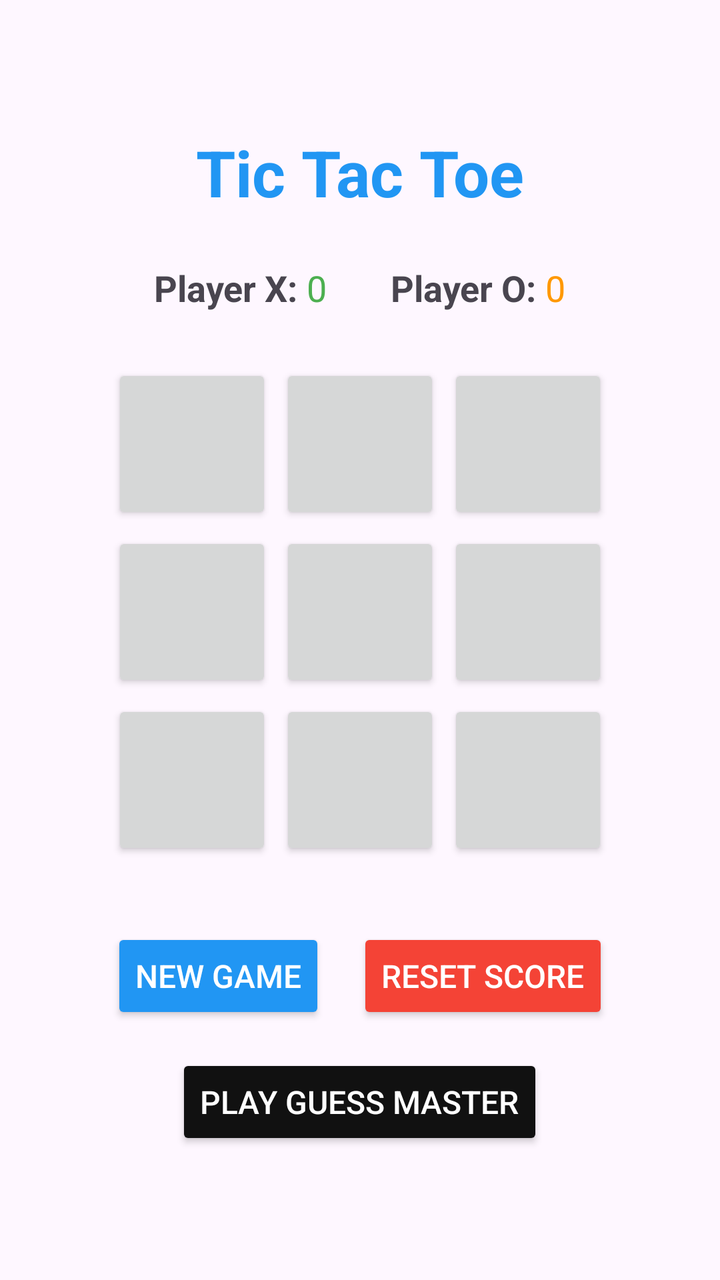
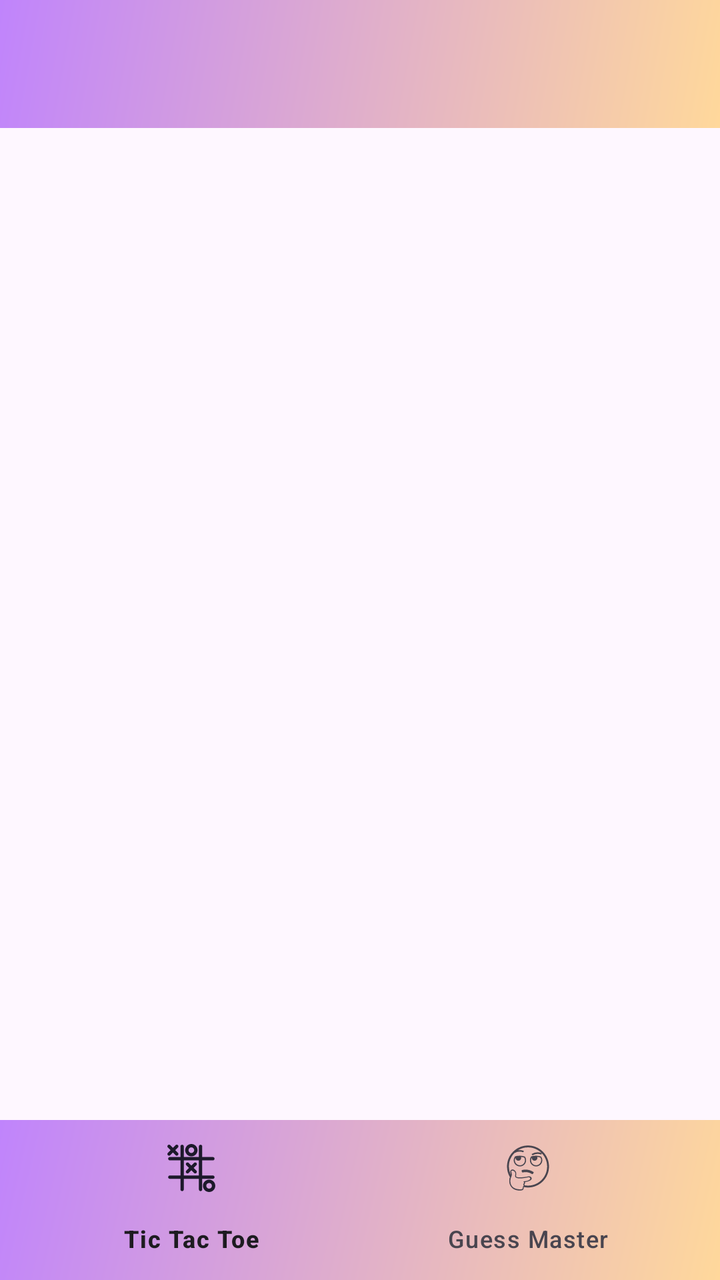

Screens rendered from an Android XML layout before and after an edit, with the pre-edit source and the edit as a unified diff.
<!-- AndroidManifest.xml: application theme Theme.TicTacToe -->
<!-- res/layout/activity_main.xml -->
<?xml version="1.0" encoding="utf-8"?>
<LinearLayout xmlns:android="http://schemas.android.com/apk/res/android"
    xmlns:app="http://schemas.android.com/apk/res-auto"
    xmlns:tools="http://schemas.android.com/tools"
    android:id="@+id/main"
    android:layout_width="match_parent"
    android:layout_height="match_parent"
    android:orientation="vertical"
    android:gravity="center"
    android:padding="16dp"
    tools:context=".MainActivity">

    <TextView
        android:id="@+id/tvGameTitle"
        android:layout_width="wrap_content"
        android:layout_height="wrap_content"
        android:text="Tic Tac Toe"
        android:textSize="32sp"
        android:textStyle="bold"
        android:textColor="#2196F3"
        android:layout_marginBottom="24dp" />

    <LinearLayout
        android:layout_width="wrap_content"
        android:layout_height="wrap_content"
        android:orientation="horizontal"
        android:layout_marginBottom="24dp">

        <TextView
            android:layout_width="wrap_content"
            android:layout_height="wrap_content"
            android:text="Player X: "
            android:textSize="18sp"
            android:textStyle="bold" />

        <TextView
            android:id="@+id/tvXScore"
            android:layout_width="wrap_content"
            android:layout_height="wrap_content"
            android:text="0"
            android:textSize="18sp"
            android:textColor="#4CAF50"
            android:layout_marginEnd="32dp" />

        <TextView
            android:layout_width="wrap_content"
            android:layout_height="wrap_content"
            android:text="Player O: "
            android:textSize="18sp"
            android:textStyle="bold" />

        <TextView
            android:id="@+id/tvOScore"
            android:layout_width="wrap_content"
            android:layout_height="wrap_content"
            android:text="0"
            android:textSize="18sp"
            android:textColor="#FF9800" />

    </LinearLayout>

    <GridLayout
        android:layout_width="wrap_content"
        android:layout_height="wrap_content"
        android:columnCount="3"
        android:layout_marginBottom="32dp">

        <Button
            android:id="@+id/btn1"
            android:layout_width="80dp"
            android:layout_height="80dp"
            android:textSize="24sp"
            android:textStyle="bold"
            android:onClick="check"
            android:layout_margin="2dp" />

        <Button
            android:id="@+id/btn2"
            android:layout_width="80dp"
            android:layout_height="80dp"
            android:textSize="24sp"
            android:textStyle="bold"
            android:onClick="check"
            android:layout_margin="2dp" />

        <Button
            android:id="@+id/btn3"
            android:layout_width="80dp"
            android:layout_height="80dp"
            android:textSize="24sp"
            android:textStyle="bold"
            android:onClick="check"
            android:layout_margin="2dp" />

        <Button
            android:id="@+id/btn4"
            android:layout_width="80dp"
            android:layout_height="80dp"
            android:textSize="24sp"
            android:textStyle="bold"
            android:onClick="check"
            android:layout_margin="2dp" />

        <Button
            android:id="@+id/btn5"
            android:layout_width="80dp"
            android:layout_height="80dp"
            android:textSize="24sp"
            android:textStyle="bold"
            android:onClick="check"
            android:layout_margin="2dp" />

        <Button
            android:id="@+id/btn6"
            android:layout_width="80dp"
            android:layout_height="80dp"
            android:textSize="24sp"
            android:textStyle="bold"
            android:onClick="check"
            android:layout_margin="2dp" />

        <Button
            android:id="@+id/btn7"
            android:layout_width="80dp"
            android:layout_height="80dp"
            android:textSize="24sp"
            android:textStyle="bold"
            android:onClick="check"
            android:layout_margin="2dp" />

        <Button
            android:id="@+id/btn8"
            android:layout_width="80dp"
            android:layout_height="80dp"
            android:textSize="24sp"
            android:textStyle="bold"
            android:onClick="check"
            android:layout_margin="2dp" />

        <Button
            android:id="@+id/btn9"
            android:layout_width="80dp"
            android:layout_height="80dp"
            android:textSize="24sp"
            android:textStyle="bold"
            android:onClick="check"
            android:layout_margin="2dp" />

    </GridLayout>

    <LinearLayout
        android:layout_width="wrap_content"
        android:layout_height="wrap_content"
        android:orientation="horizontal">

        <Button
            android:id="@+id/btnRestart"
            android:layout_width="wrap_content"
            android:layout_height="wrap_content"
            android:text="New Game"
            android:textSize="16sp"
            android:backgroundTint="#2196F3"
            android:textColor="#FFFFFF"
            android:layout_marginEnd="16dp"
            android:onClick="restartGame" />

        <Button
            android:id="@+id/btnReset"
            android:layout_width="wrap_content"
            android:layout_height="wrap_content"
            android:text="Reset Score"
            android:textSize="16sp"
            android:backgroundTint="#F44336"
            android:textColor="#FFFFFF"
            android:onClick="resetScore" />

    </LinearLayout>

    <Button
        android:id="@+id/btnNextGame"
        android:layout_width="wrap_content"
        android:layout_height="wrap_content"
        android:text="Play Guess Master"
        android:textSize="16sp"
        android:layout_marginTop="15dp"
        android:backgroundTint="#111"
        android:textColor="#FFFFFF" />

</LinearLayout>
<!-- resources referenced by this layout -->
<resources>
  <style name="Theme.TicTacToe" parent="Base.Theme.TicTacToe" />
  <style name="Base.Theme.TicTacToe" parent="Theme.Material3.DayNight.NoActionBar">
          
          
      </style>
</resources>

<!-- the commit's change to res/layout/activity_main.xml (unified diff, before → after) -->
@@ -1,189 +1,54 @@
 <?xml version="1.0" encoding="utf-8"?>
-<LinearLayout xmlns:android="http://schemas.android.com/apk/res/android"
+<androidx.constraintlayout.widget.ConstraintLayout xmlns:android="http://schemas.android.com/apk/res/android"
     xmlns:app="http://schemas.android.com/apk/res-auto"
     xmlns:tools="http://schemas.android.com/tools"
     android:id="@+id/main"
     android:layout_width="match_parent"
     android:layout_height="match_parent"
     android:orientation="vertical"
-    android:gravity="center"
-    android:padding="16dp"
     tools:context=".MainActivity">
 
-    <TextView
-        android:id="@+id/tvGameTitle"
-        android:layout_width="wrap_content"
+    <com.google.android.material.appbar.AppBarLayout
+        android:id="@+id/appbar"
+        android:layout_width="match_parent"
         android:layout_height="wrap_content"
-        android:text="Tic Tac Toe"
-        android:textSize="32sp"
-        android:textStyle="bold"
-        android:textColor="#2196F3"
-        android:layout_marginBottom="24dp" />
+        android:background="@drawable/bg_tick_tac_toe"
+        app:layout_constraintTop_toTopOf="parent"
+        app:layout_constraintStart_toStartOf="parent"
+        app:layout_constraintEnd_toEndOf="parent">
 
-    <LinearLayout
-        android:layout_width="wrap_content"
+        <com.google.android.material.appbar.MaterialToolbar
+            android:layout_width="match_parent"
+            android:layout_height="wrap_content">
+
+            <com.google.android.material.appbar.MaterialToolbar
+                android:id="@+id/toolbar"
+                android:layout_width="wrap_content"
+                android:layout_height="wrap_content"
+                android:text="Games Hub"
+                android:textColor="@color/black"
+                android:textSize="22sp"
+                android:fontFamily="@font/poppins_bold"
+                android:layout_gravity="center"/>
+        </com.google.android.material.appbar.MaterialToolbar>
+    </com.google.android.material.appbar.AppBarLayout>
+
+    <androidx.viewpager.widget.ViewPager
+        android:id="@+id/viewPager"
+        android:layout_width="match_parent"
+        android:layout_height="0dp"
+        app:layout_constraintTop_toBottomOf="@id/appbar"
+        app:layout_constraintBottom_toTopOf="@id/bottomNavigation"
+        app:layout_constraintStart_toStartOf="parent"
+        app:layout_constraintEnd_toEndOf="parent"/>
+
+    <com.google.android.material.bottomnavigation.BottomNavigationView
+        android:id="@+id/bottomNavigation"
+        android:layout_width="match_parent"
         android:layout_height="wrap_content"
-        android:orientation="horizontal"
-        android:layout_marginBottom="24dp">
-
-        <TextView
-            android:layout_width="wrap_content"
-            android:layout_height="wrap_content"
-            android:text="Player X: "
-            android:textSize="18sp"
-            android:textStyle="bold" />
-
-        <TextView
-            android:id="@+id/tvXScore"
-            android:layout_width="wrap_content"
-            android:layout_height="wrap_content"
-            android:text="0"
-            android:textSize="18sp"
-            android:textColor="#4CAF50"
-            android:layout_marginEnd="32dp" />
-
-        <TextView
-            android:layout_width="wrap_content"
-            android:layout_height="wrap_content"
-            android:text="Player O: "
-            android:textSize="18sp"
-            android:textStyle="bold" />
-
-        <TextView
-            android:id="@+id/tvOScore"
-            android:layout_width="wrap_content"
-            android:layout_height="wrap_content"
-            android:text="0"
-            android:textSize="18sp"
-            android:textColor="#FF9800" />
-
-    </LinearLayout>
-
-    <GridLayout
-        android:layout_width="wrap_content"
-        android:layout_height="wrap_content"
-        android:columnCount="3"
-        android:layout_marginBottom="32dp">
-
-        <Button
-            android:id="@+id/btn1"
-            android:layout_width="80dp"
-            android:layout_height="80dp"
-            android:textSize="24sp"
-            android:textStyle="bold"
-            android:onClick="check"
-            android:layout_margin="2dp" />
-
-        <Button
-            android:id="@+id/btn2"
-            android:layout_width="80dp"
-            android:layout_height="80dp"
-            android:textSize="24sp"
-            android:textStyle="bold"
-            android:onClick="check"
-            android:layout_margin="2dp" />
-
-        <Button
-            android:id="@+id/btn3"
-            android:layout_width="80dp"
-            android:layout_height="80dp"
-            android:textSize="24sp"
-            android:textStyle="bold"
-            android:onClick="check"
-            android:layout_margin="2dp" />
-
-        <Button
-            android:id="@+id/btn4"
-            android:layout_width="80dp"
-            android:layout_height="80dp"
-            android:textSize="24sp"
-            android:textStyle="bold"
-            android:onClick="check"
-            android:layout_margin="2dp" />
-
-        <Button
-            android:id="@+id/btn5"
-            android:layout_width="80dp"
-            android:layout_height="80dp"
-            android:textSize="24sp"
-            android:textStyle="bold"
-            android:onClick="check"
-            android:layout_margin="2dp" />
-
-        <Button
-            android:id="@+id/btn6"
-            android:layout_width="80dp"
-            android:layout_height="80dp"
-            android:textSize="24sp"
-            android:textStyle="bold"
-            android:onClick="check"
-            android:layout_margin="2dp" />
-
-        <Button
-            android:id="@+id/btn7"
-            android:layout_width="80dp"
-            android:layout_height="80dp"
-            android:textSize="24sp"
-            android:textStyle="bold"
-            android:onClick="check"
-            android:layout_margin="2dp" />
-
-        <Button
-            android:id="@+id/btn8"
-            android:layout_width="80dp"
-            android:layout_height="80dp"
-            android:textSize="24sp"
-            android:textStyle="bold"
-            android:onClick="check"
-            android:layout_margin="2dp" />
-
-        <Button
-            android:id="@+id/btn9"
-            android:layout_width="80dp"
-            android:layout_height="80dp"
-            android:textSize="24sp"
-            android:textStyle="bold"
-            android:onClick="check"
-            android:layout_margin="2dp" />
-
-    </GridLayout>
-
-    <LinearLayout
-        android:layout_width="wrap_content"
-        android:layout_height="wrap_content"
-        android:orientation="horizontal">
-
-        <Button
-            android:id="@+id/btnRestart"
-            android:layout_width="wrap_content"
-            android:layout_height="wrap_content"
-            android:text="New Game"
-            android:textSize="16sp"
-            android:backgroundTint="#2196F3"
-            android:textColor="#FFFFFF"
-            android:layout_marginEnd="16dp"
-            android:onClick="restartGame" />
-
-        <Button
-            android:id="@+id/btnReset"
-            android:layout_width="wrap_content"
-            android:layout_height="wrap_content"
-            android:text="Reset Score"
-            android:textSize="16sp"
-            android:backgroundTint="#F44336"
-            android:textColor="#FFFFFF"
-            android:onClick="resetScore" />
-
-    </LinearLayout>
-
-    <Button
-        android:id="@+id/btnNextGame"
-        android:layout_width="wrap_content"
-        android:layout_height="wrap_content"
-        android:text="Play Guess Master"
-        android:textSize="16sp"
-        android:layout_marginTop="15dp"
-        android:backgroundTint="#111"
-        android:textColor="#FFFFFF" />
-
-</LinearLayout>
+        app:menu="@menu/bottom_nav"
+        android:background="@drawable/bg_tick_tac_toe"
+        app:layout_constraintBottom_toBottomOf="parent"
+        app:layout_constraintStart_toStartOf="parent"
+        app:layout_constraintEnd_toEndOf="parent" />
+</androidx.constraintlayout.widget.ConstraintLayout>
<!-- resource entries referenced after the edit -->
@@ -1,5 +1,17 @@
 <!-- resources referenced by this layout -->
 <resources>
+  <color name="black">#FF000000</color>
+  <!-- drawable bg_tick_tac_toe (drawable) -->
+  <?xml version="1.0" encoding="utf-8"?>
+  <shape
+      android:shape="rectangle"
+      xmlns:android="http://schemas.android.com/apk/res/android">
+      <gradient
+          android:type="linear"
+          android:startColor="#FFD89B"
+          android:endColor="#C084FC"
+          android:angle="135"/>
+  </shape>
   <style name="Theme.TicTacToe" parent="Base.Theme.TicTacToe" />
   <style name="Base.Theme.TicTacToe" parent="Theme.Material3.DayNight.NoActionBar">
           
